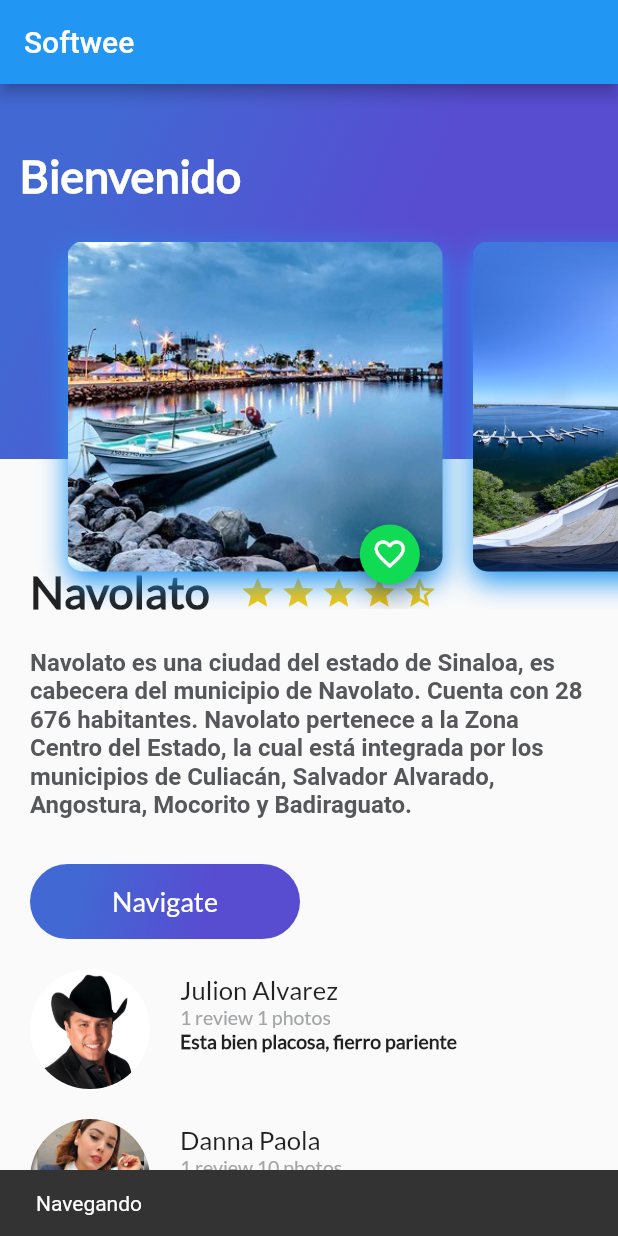
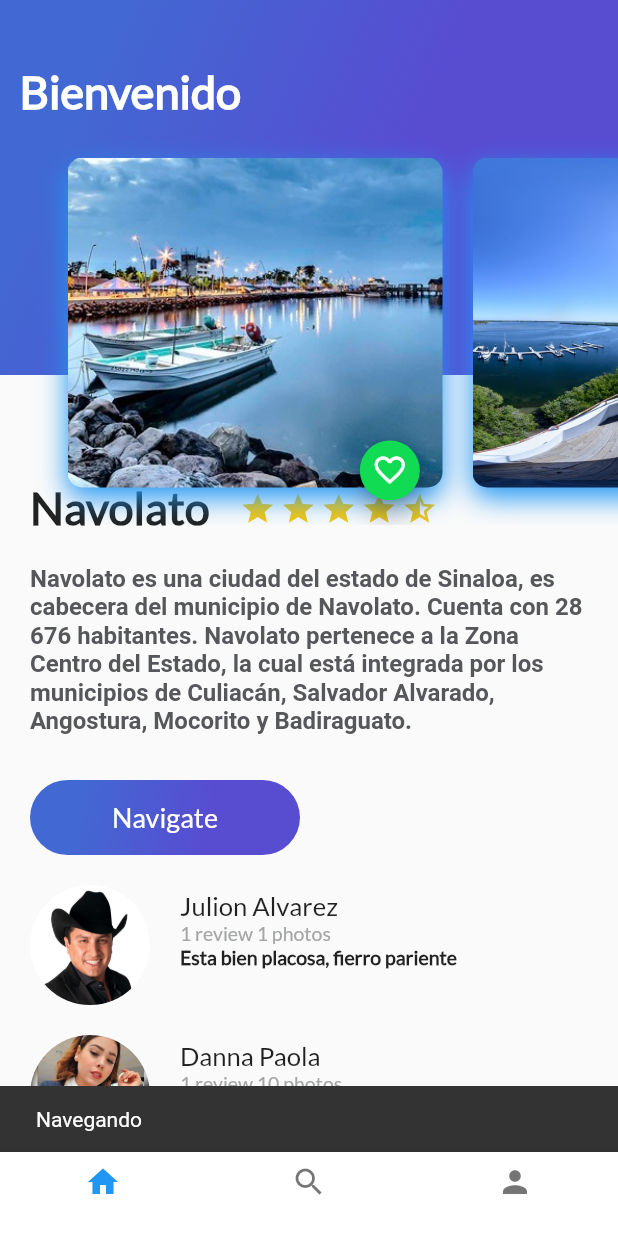
Before and after one commit to christianmagdiel/FlutterPlatzi, a Flutter app: the screen it shows after launch, after a tap on "Navigate", on a phone screen of 412 x 824 dp. Run offline on Flutter 3.47's test engine with Material 2 defaults, Android fonts, the phone set to English and light mode, and no system bars.

Commit message:
Se agrego un BottomNavigationBar

```diff
--- a/widgets/lib/floating_action_button_green.dart
+++ b/widgets/lib/floating_action_button_green.dart
@@ -6,7 +6,6 @@ class FloatingActionButtonGreen extends StatefulWidget{
     // TODO: implement createState
     return _FloatingActionButtonGreen();
   }
-
 }
 
 class _FloatingActionButtonGreen extends State<FloatingActionButtonGreen>{
--- /dev/null
+++ b/widgets/lib/home_trips.dart
@@ -0,0 +1,27 @@
+import 'package:flutter/material.dart';
+import 'package:widgets/review_list.dart';
+import 'description_place.dart';
+import 'header_appbar.dart';
+
+class HomeTrips extends StatelessWidget{
+
+  @override
+  Widget build(BuildContext context) {
+    // TODO: implement build
+    return Stack(
+      children: <Widget>[
+        ListView(
+          children: <Widget>[
+            DescriptionPlace("Navolato",
+                4,
+                "Navolato es una ciudad del estado de Sinaloa, es cabecera del municipio de Navolato. "
+                    "Cuenta con 28 676 habitantes. Navolato pertenece a la Zona Centro del Estado, "
+                    "la cual está integrada por los municipios de Culiacán, Salvador Alvarado, Angostura, Mocorito y Badiraguato. "),
+            ReviewList()
+          ],
+        ),
+        HeaderAppBar()
+      ],
+    );
+  }
+}
--- a/widgets/lib/main.dart
+++ b/widgets/lib/main.dart
@@ -1,9 +1,6 @@
 import 'package:flutter/material.dart';
 import 'package:flutter/services.dart';
-import 'package:widgets/review_list.dart';
-
-import 'description_place.dart';
-import 'header_appbar.dart';
+import 'package:widgets/platzi_trips.dart';
 
 void main() {
   SystemChrome.setSystemUIOverlayStyle(SystemUiOverlayStyle(
@@ -31,26 +28,7 @@ class MyApp extends StatelessWidget {
         // is not restarted.
         primarySwatch: Colors.blue,
       ),
-      home: Scaffold(
-        appBar: AppBar(
-          title: Text("Softwee"),
-        ),
-        body: Stack(
-          children: <Widget>[
-            ListView(
-              children: <Widget>[
-                DescriptionPlace("Navolato",
-                    4,
-                    "Navolato es una ciudad del estado de Sinaloa, es cabecera del municipio de Navolato. "
-                        "Cuenta con 28 676 habitantes. Navolato pertenece a la Zona Centro del Estado, "
-                        "la cual está integrada por los municipios de Culiacán, Salvador Alvarado, Angostura, Mocorito y Badiraguato. "),
-                ReviewList()
-              ],
-            ),
-            HeaderAppBar()
-          ],
-        ),
-      ),
+      home: PlatziTrips(),
     );
   }
 }
--- /dev/null
+++ b/widgets/lib/platzi_trips.dart
@@ -0,0 +1,63 @@
+import 'package:flutter/material.dart';
+import 'package:widgets/profile_trips.dart';
+import 'package:widgets/search_trip.dart';
+
+import 'home_trips.dart';
+
+class PlatziTrips extends StatefulWidget{
+
+  @override
+  State<StatefulWidget> createState() {
+    // TODO: implement createState
+    return _PlatziTrips();
+  }
+}
+
+class _PlatziTrips extends State<PlatziTrips>{
+  int indexTap = 0;
+  final List<Widget> widgetsChildren = [
+      HomeTrips(),
+      SearchTrip(),
+      ProfileTrips()
+  ];
+
+  void onTapTapped(int index){
+    setState(() {
+      indexTap = index;
+    });
+  }
+
+
+  @override
+  Widget build(BuildContext context) {
+
+    // TODO: implement build
+    return Scaffold(
+      body: widgetsChildren[indexTap],
+      bottomNavigationBar: Theme(
+        data: Theme.of(context).copyWith(
+          canvasColor: Colors.white,
+          primaryColor: Colors.purple
+        ),
+        child: BottomNavigationBar(
+          onTap: onTapTapped,
+          currentIndex: indexTap,
+            items: [
+              BottomNavigationBarItem(
+                icon: Icon(Icons.home),
+                title: Text("")
+              ),
+              BottomNavigationBarItem(
+                  icon: Icon(Icons.search),
+                  title: Text("")
+              ),
+              BottomNavigationBarItem(
+                  icon: Icon(Icons.person),
+                  title: Text("")
+              )
+        ]),
+      ),
+    );
+  }
+
+}
--- /dev/null
+++ b/widgets/lib/profile_trips.dart
@@ -0,0 +1,13 @@
+import 'package:flutter/material.dart';
+
+class ProfileTrips extends StatelessWidget {
+
+  @override
+  Widget build(BuildContext context) {
+    // TODO: implement build
+    return Container(
+      color: Colors.indigo,
+    );
+  }
+
+}
--- /dev/null
+++ b/widgets/lib/search_trip.dart
@@ -0,0 +1,12 @@
+import 'package:flutter/material.dart';
+
+class SearchTrip extends StatelessWidget{
+  @override
+  Widget build(BuildContext context) {
+    // TODO: implement build
+    return Container(
+      color: Colors.blueAccent,
+    );
+  }
+
+}
```
